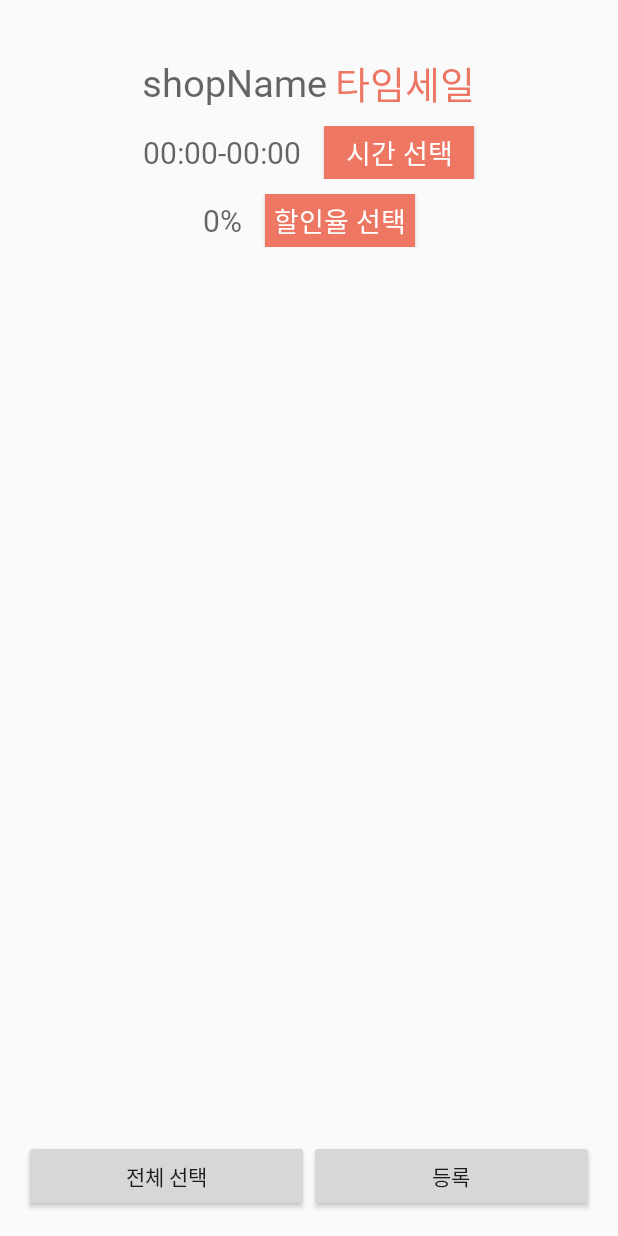
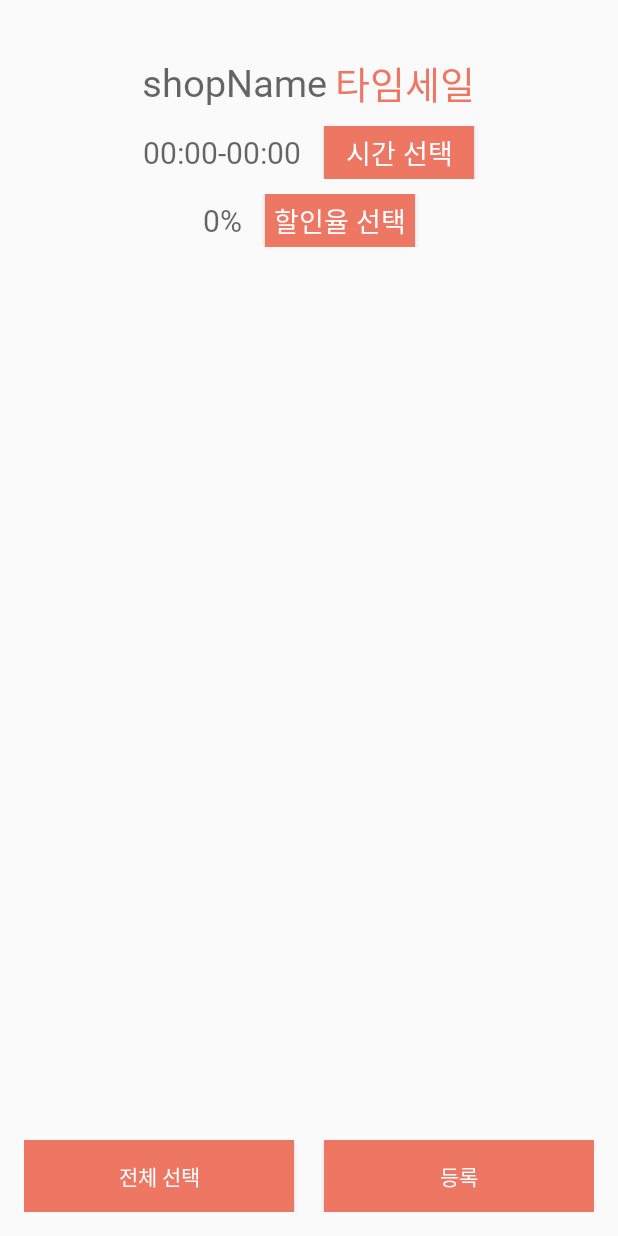
Before and after one commit to hyenee/2019_Collathon, an Android app: the layout owner_time_sale_list.xml on its own in the app's theme, with its tools: preview values and no code run, on a phone screen of 412 x 824 dp. Run offline under Robolectric (Android 15) with nearby library versions, the phone set to English and light mode, and no system bars.

Commit message:
modify button color, time sale xml

```diff
--- a/Collathon_App/app/src/main/AndroidManifest.xml
+++ b/Collathon_App/app/src/main/AndroidManifest.xml
@@ -18,7 +18,7 @@
         android:icon="@drawable/icon"
         android:label="@string/app_name"
         android:networkSecurityConfig="@xml/network_security_config"
-        android:roundIcon="@mipmap/ic_launcher_round"
+        android:roundIcon="@drawable/icon_round"
         android:supportsRtl="true"
         android:theme="@style/AppTheme"
         tools:ignore="GoogleAppIndexingWarning">
--- a/Collathon_App/app/src/main/res/layout/owner_time_sale_list.xml
+++ b/Collathon_App/app/src/main/res/layout/owner_time_sale_list.xml
@@ -133,17 +133,24 @@
 
         <Button
             android:id="@+id/selectAll"
-            android:layout_width="wrap_content"
+            android:layout_width="70dp"
             android:layout_height="wrap_content"
             android:layout_weight="1"
+            android:background="#EE7764"
+            android:fontFamily="@font/nanumsquare"
+            android:textColor="#ffffff"
             android:text="전체 선택" />
 
 
         <Button
             android:id="@+id/timesale_saveButton"
-            android:layout_width="wrap_content"
+            android:layout_marginLeft="20dp"
+            android:layout_width="70dp"
             android:layout_height="wrap_content"
             android:layout_weight="1"
+            android:background="#EE7764"
+            android:fontFamily="@font/nanumsquare"
+            android:textColor="#ffffff"
             android:text="등록" />
 
     </LinearLayout>
```
Also changed, not shown: Collathon_App/app/src/main/res/layout/owner_time_sale_delete_list.xml (+10 -3 lines), Collathon_App/app/src/main/res/drawable/icon_round.png (added).
